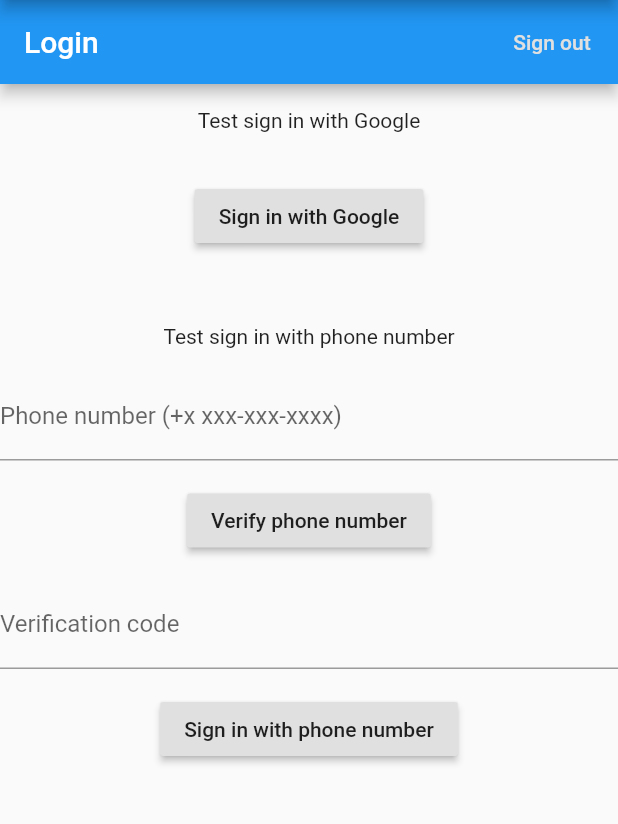
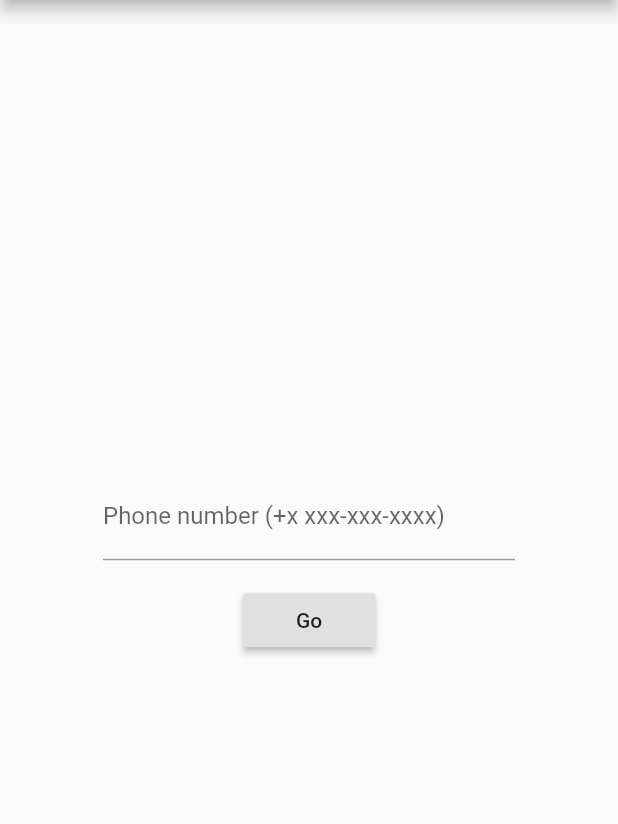
Before and after one commit to joshua-m-baker/throwback, a Flutter app: the screen it shows after launch, on a phone screen of 412 x 824 dp, the part 84-908 px from its top. Run offline on Flutter 3.47's test engine with Material 2 defaults, Android fonts, the phone set to English and light mode, and no system bars; our stand-ins replace cloud_firestore, firebase_auth, google_sign_in, shared_preferences; accounts and stored records are empty; Roboto replaces fonts that are missing (Helvetica).

```diff
--- a/lib/contacts_page.dart
+++ b/lib/contacts_page.dart
@@ -17,7 +17,7 @@ class _ContactPageState extends State<ContactsPage> {
 
   @override
   Widget build(BuildContext context){
-    return buildContactsList();
+    return Scaffold(body: buildContactsList(),);
   }
 
   Widget buildContactsList(){
--- a/lib/main.dart
+++ b/lib/main.dart
@@ -9,7 +9,6 @@ import 'package:firebase_auth/firebase_auth.dart';
 import 'package:google_sign_in/google_sign_in.dart';
 
 final FirebaseAuth _auth = FirebaseAuth.instance;
-final GoogleSignIn _googleSignIn = GoogleSignIn();
 
 class MyApp extends StatelessWidget {
   // This widget is the root of your application.
@@ -34,13 +33,14 @@ class MyApp extends StatelessWidget {
       home: Scaffold(
         appBar: AppBar(title: Text("Throwback"),),
         body: Center(
-          child: FutureBuilder<bool> (
-            future: _googleSignIn.isSignedIn(),
+          child: FutureBuilder<FirebaseUser> (
+            //future: _googleSignIn.isSignedIn(),
+            future: _auth.currentUser(),
             builder: (BuildContext context, AsyncSnapshot snapshot) {
-              if (snapshot.hasData){
-                print("Shapshot data:");
-                print(snapshot.data);
-                if (snapshot.data){
+              if (snapshot.connectionState == ConnectionState.done){
+                if (snapshot.data != null){
+                  print("Snapshot data");
+                  print(snapshot.data);
                   return ContactsPage();
                 }
                 return SignInPage();
@@ -56,9 +56,5 @@ class MyApp extends StatelessWidget {
 }
 
 void main(){
-  // Check if user is logged in with google
-
-  // If they are, show homepage, else go to login
-
   runApp(MyApp());
 }
--- a/lib/signin_page.dart
+++ b/lib/signin_page.dart
@@ -5,7 +5,6 @@ import 'package:shared_preferences/shared_preferences.dart';
 import 'package:throwback/contacts_page.dart';
 
 final FirebaseAuth _auth = FirebaseAuth.instance;
-final GoogleSignIn _googleSignIn = GoogleSignIn();
 
 SharedPreferences prefs;
 
@@ -17,73 +16,19 @@ class SignInPage extends StatefulWidget {
 
 class SignInPageState extends State<SignInPage> {
 
-  bool signedIn = false;
-  bool isLoading = false;
-
   @override
   void initState() {
     super.initState();
-    handleSignIn();
-  }
-
-  void handleSignIn() async{
-    this.setState(() {
-      isLoading = true;
-    });
-
-    prefs = await SharedPreferences.getInstance();
-
-    signedIn = await _googleSignIn.isSignedIn();
-    if (signedIn) {
-      Navigator.pushNamed(
-        context,
-        '/chats', //userId: prefs.getString("id")
-      );
-    }
-
-    this.setState(() {
-      isLoading = false;
-    });
-
   }
 
   @override
   Widget build(BuildContext context) {
-    return Scaffold(
-      appBar: AppBar(
-        title: Text(widget.title),
-        actions: <Widget>[
-          Builder(builder: (BuildContext context) {
-            return FlatButton(
-              child: const Text('Sign out'),
-              textColor: Theme.of(context).buttonColor,
-              onPressed: () async {
-                final FirebaseUser user = await _auth.currentUser();
-                if (user == null) {
-                  Scaffold.of(context).showSnackBar(const SnackBar(
-                    content: Text('No one has signed in.'),
-                  ));
-                  return;
-                }
-                _signOut();
-                final String uid = user.uid;
-                Scaffold.of(context).showSnackBar(SnackBar(
-                  content: Text(uid + ' has successfully signed out.'),
-                ));
-              },
-            );
-          })
-        ],
-      ),
-      body: Builder(builder: (BuildContext context) {
-        return ListView(
-          scrollDirection: Axis.vertical,
+    return Column(
+      mainAxisAlignment: MainAxisAlignment.center,
+      crossAxisAlignment: CrossAxisAlignment.center,
       children: <Widget>[
-            _GoogleSignInSection(),
         _PhoneSignInSection(Scaffold.of(context)),
       ],
-        );
-      }),
     );
   }
 
@@ -91,85 +36,6 @@ class SignInPageState extends State<SignInPage> {
   void _signOut() async {
     await _auth.signOut();
     await prefs.remove('id');
-  }
-}
-
-class _GoogleSignInSection extends StatefulWidget {
-  @override
-  State<StatefulWidget> createState() => _GoogleSignInSectionState();
-}
-
-class _GoogleSignInSectionState extends State<_GoogleSignInSection> {
-  bool _success;
-  String _userID;
-  @override
-  Widget build(BuildContext context) {
-    return Column(
-      children: <Widget>[
-        Container(
-          child: const Text('Test sign in with Google'),
-          padding: const EdgeInsets.all(16),
-          alignment: Alignment.center,
-        ),
-        Container(
-          padding: const EdgeInsets.symmetric(vertical: 16.0),
-          alignment: Alignment.center,
-          child: RaisedButton(
-            onPressed: () async {
-              _signInWithGoogle();
-            },
-            child: const Text('Sign in with Google'),
-          ),
-        ),
-        Container(
-          alignment: Alignment.center,
-          padding: const EdgeInsets.symmetric(horizontal: 16),
-          child: Text(
-            _success == null
-                ? ''
-                : (_success
-                    ? 'Successfully signed in'
-                    : 'Sign in failed'),
-            style: TextStyle(color: Colors.red),
-          ),
-        )
-      ],
-    );
-  }
-
-  // Example code of how to sign in with google.
-  void _signInWithGoogle() async {
-    final GoogleSignInAccount googleUser = await _googleSignIn.signIn();
-    final GoogleSignInAuthentication googleAuth =
-        await googleUser.authentication;
-    final AuthCredential credential = GoogleAuthProvider.getCredential(
-      accessToken: googleAuth.accessToken,
-      idToken: googleAuth.idToken,
-    );
-    final FirebaseUser user =
-        (await _auth.signInWithCredential(credential)).user;
-    assert(user.email != null);
-    assert(user.displayName != null);
-    assert(!user.isAnonymous);
-    assert(await user.getIdToken() != null);
-
-    final FirebaseUser currentUser = await _auth.currentUser();
-    assert(user.uid == currentUser.uid);
-    prefs = await SharedPreferences.getInstance();
-
-    setState(() {
-      if (user != null) {
-        _success = true;
-        _userID = user.uid;
-        prefs.setString("id", user.uid);
-        Navigator.pushNamed(
-          context,
-          '/chats', //userId: prefs.getString("id")
-        );
-      } else {
-        _success = false;
-      }
-    });
   }
 }
 
@@ -191,14 +57,11 @@ class _PhoneSignInSectionState extends State<_PhoneSignInSection> {
   @override
   Widget build(BuildContext context) {
     return Column(
-      crossAxisAlignment: CrossAxisAlignment.start,
       children: <Widget>[
         Container(
-          child: const Text('Test sign in with phone number'),
-          padding: const EdgeInsets.all(16),
           alignment: Alignment.center,
-        ),
-        TextFormField(
+          width: 2 * MediaQuery.of(context).size.width/3,
+          child: TextFormField(
             controller: _phoneNumberController,
             decoration: const InputDecoration(
                 labelText: 'Phone number (+x xxx-xxx-xxxx)'),
@@ -209,6 +72,7 @@ class _PhoneSignInSectionState extends State<_PhoneSignInSection> {
               return null;
             },
           ),
+        ),
         Container(
           padding: const EdgeInsets.symmetric(vertical: 16.0),
           alignment: Alignment.center,
@@ -216,32 +80,10 @@ class _PhoneSignInSectionState extends State<_PhoneSignInSection> {
             onPressed: () async {
               _verifyPhoneNumber();
             },
-            child: const Text('Verify phone number'),
+            child: const Text('Go'),
           ),
         ),
-        TextField(
-          controller: _smsController,
-          decoration: const InputDecoration(labelText: 'Verification code'),
-        ),
-        Container(
-          padding: const EdgeInsets.symmetric(vertical: 16.0),
-          alignment: Alignment.center,
-          child: RaisedButton(
-            onPressed: () async {
-              _signInWithPhoneNumber();
-            },
-            child: const Text('Sign in with phone number'),
-          ),
-        ),
-        Container(
-          alignment: Alignment.center,
-          padding: const EdgeInsets.symmetric(horizontal: 16),
-          child: Text(
-            _message,
-            style: TextStyle(color: Colors.red),
-          ),
-        )
-      ],
+      ]
     );
   }
 
@@ -252,9 +94,12 @@ class _PhoneSignInSectionState extends State<_PhoneSignInSection> {
     });
     final PhoneVerificationCompleted verificationCompleted =
         (AuthCredential phoneAuthCredential) {
-      _auth.signInWithCredential(phoneAuthCredential);
+      _auth.signInWithCredential(phoneAuthCredential).then((AuthResult value) => {
+        authenticationSuccessful(value.user)
+      });
+
       setState(() {
-        _message = 'Received phone auth credential: $phoneAuthCredential';
+
       });
     };
 
@@ -285,7 +130,8 @@ class _PhoneSignInSectionState extends State<_PhoneSignInSection> {
         verificationCompleted: verificationCompleted,
         verificationFailed: verificationFailed,
         codeSent: codeSent,
-        codeAutoRetrievalTimeout: codeAutoRetrievalTimeout);
+        codeAutoRetrievalTimeout: codeAutoRetrievalTimeout
+      );
   }
 
   // Example code of how to sign in with phone.
@@ -294,16 +140,53 @@ class _PhoneSignInSectionState extends State<_PhoneSignInSection> {
       verificationId: _verificationId,
       smsCode: _smsController.text,
     );
+
     final FirebaseUser user =
         (await _auth.signInWithCredential(credential)).user;
     final FirebaseUser currentUser = await _auth.currentUser();
     assert(user.uid == currentUser.uid);
-    setState(() {
+    authenticationSuccessful(user);
+  }
+
+  void authenticationSuccessful(FirebaseUser user){
     if (user != null) {
-        _message = 'Successfully signed in, uid: ' + user.uid;
+      Navigator.pushNamed(context, '/chats');
     } else {
-        _message = 'Sign in failed';
-      }
-    });
+      _message = 'Sign in failed'; //todo change to toast
     }
   }
+}
+
+// Verification Code
+// Container(
+//           padding: const EdgeInsets.symmetric(vertical: 16.0),
+//           alignment: Alignment.center,
+//           child: RaisedButton(
+//             onPressed: () async {
+//               _verifyPhoneNumber();
+//             },
+//             child: const Text('Verify phone number'),
+//           ),
+//         ),
+//         TextField(
+//           controller: _smsController,
+//           decoration: const InputDecoration(labelText: 'Verification code'),
+//         ),
+//         Container(
+//           padding: const EdgeInsets.symmetric(vertical: 16.0),
+//           alignment: Alignment.center,
+//           child: RaisedButton(
+//             onPressed: () async {
+//               _signInWithPhoneNumber();
+//             },
+//             child: const Text('Sign in with phone number'),
+//           ),
+//         ),
+//         Container(
+//           alignment: Alignment.center,
+//           padding: const EdgeInsets.symmetric(horizontal: 16),
+//           child: Text(
+//             _message,
+//             style: TextStyle(color: Colors.red),
+//           ),
+//         )
```
Lines whose indentation alone changed are shown as unchanged.
